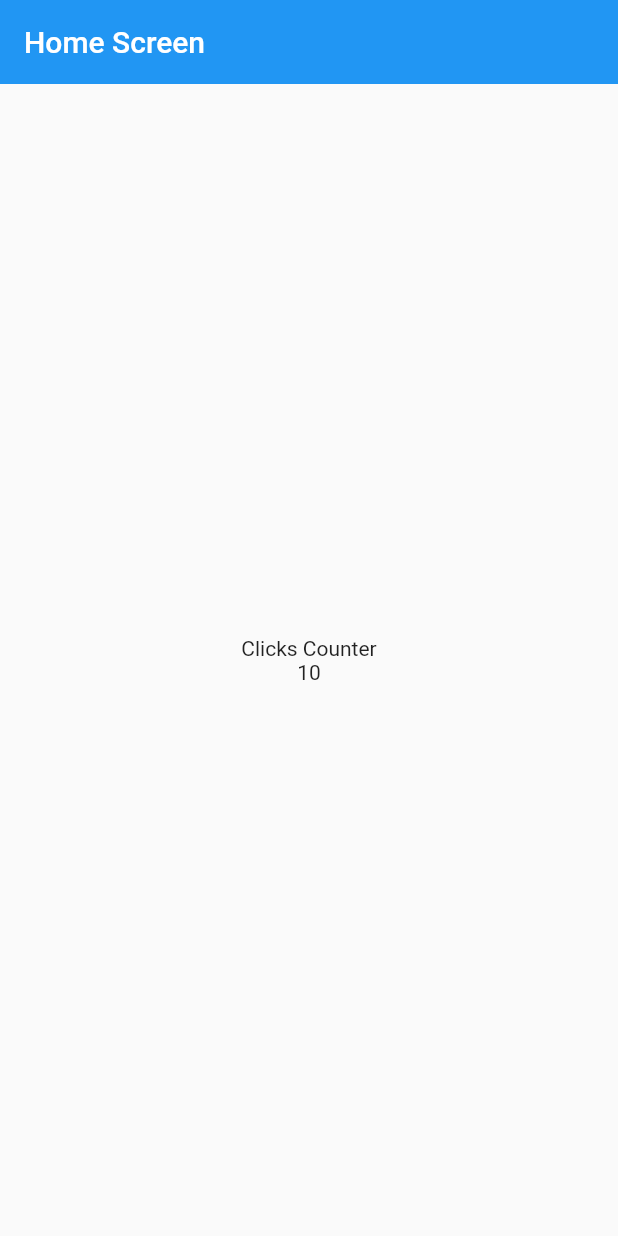
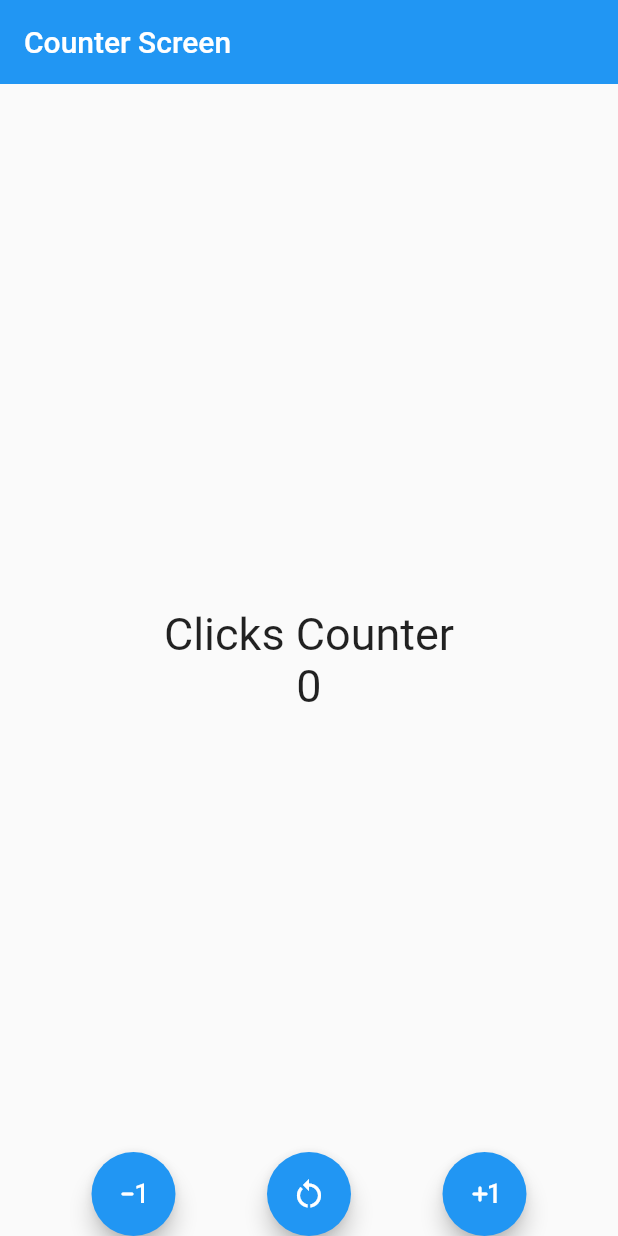
Before and after one commit to frannasich/Counter-App, a Flutter app: the screen it shows after launch, on a phone screen of 412 x 824 dp. Run offline on Flutter 3.47's test engine with Material 2 defaults, Android fonts, the phone set to English and light mode, and no system bars.

Commit message:
[FEATURE] Counter Screen (#1)
* added counter screen with buttons

* update readme

---------

Co-authored-by: Francisco <francisco.nasich@mercadolibre.com>

```diff
--- a/lib/main.dart
+++ b/lib/main.dart
@@ -1,4 +1,5 @@
 import 'package:flutter/material.dart';
+import 'package:flutter_application_1/screens/counter_screen.dart';
 import 'package:flutter_application_1/screens/home_screen.dart';
 
 void main() {
@@ -12,7 +13,7 @@ class MyApp extends StatelessWidget{
   Widget build(BuildContext context) {
     return const MaterialApp(
       debugShowCheckedModeBanner: false,
-      home: HomeScreen()
+      home: CounterScreen()
     );
   }
 
--- /dev/null
+++ b/lib/screens/counter_screen.dart
@@ -0,0 +1,73 @@
+
+import 'package:flutter/material.dart';
+
+class CounterScreen extends StatefulWidget {
+  const CounterScreen({super.key});
+
+  @override
+  State<CounterScreen> createState() => _CounterScreenState();
+}
+
+class _CounterScreenState extends State<CounterScreen> {
+
+  int counter = 0;
+
+  @override
+  Widget build(Object context) {
+    const fontSize30 = TextStyle(fontSize: 30);
+
+    return Scaffold(
+      appBar: AppBar(
+        title: const Text('Counter Screen'),
+        elevation: 0,
+      ),
+      body: Center(
+        child: Column(
+          mainAxisAlignment: MainAxisAlignment.center,
+          crossAxisAlignment: CrossAxisAlignment.center,
+          children: <Widget> [
+            const Text('Clicks Counter', style: fontSize30),
+            Text( '$counter' , style: fontSize30),
+          ],
+        ),
+      ),
+      floatingActionButtonLocation: FloatingActionButtonLocation.miniCenterDocked,
+      floatingActionButton: Row(
+        mainAxisAlignment: MainAxisAlignment.spaceEvenly,
+        children: [
+          FloatingActionButton(
+            child: const Icon(Icons.exposure_minus_1_rounded),
+            onPressed: () {
+              setState(() {
+                counter --;
+              });
+            }
+            ),
+
+            // const SizedBox(width: 20,),
+
+
+            FloatingActionButton(
+            child: const Icon(Icons.restart_alt),
+            onPressed: () {
+              setState(() {
+                counter = 0;
+              });
+            }
+            ),
+
+            // const SizedBox(width: 20,),
+
+            FloatingActionButton(
+            child: const Icon(Icons.exposure_plus_1_rounded),
+            onPressed: () {
+              setState(() {
+                counter ++;
+              });
+            }
+            )
+        ],
+      ),
+    );
+  }
+}
--- a/lib/screens/home_screen.dart
+++ b/lib/screens/home_screen.dart
@@ -6,6 +6,9 @@ class HomeScreen extends StatelessWidget {
 
   @override
   Widget build(Object context) {
+    const fontSize30 = TextStyle(fontSize: 30);
+    int counter = 0;
+
     return Scaffold(
       appBar: AppBar(
         title: const Text('Home Screen'),
@@ -15,12 +18,20 @@ class HomeScreen extends StatelessWidget {
         child: Column(
           mainAxisAlignment: MainAxisAlignment.center,
           crossAxisAlignment: CrossAxisAlignment.center,
-          children: const <Widget> [
-            Text('Clicks Counter'),
-            Text('10'),
+          children: <Widget> [
+            const Text('Clicks Counter', style: fontSize30),
+            Text( '$counter' , style: fontSize30),
           ],
         ),
-      )
+      ),
+      floatingActionButtonLocation: FloatingActionButtonLocation.miniCenterFloat,
+      floatingActionButton: FloatingActionButton(
+        child: const Icon(Icons.add),
+        onPressed: () {
+          counter += 1;
+          print(counter) ;
+        }
+        ),
     );
   }
 
```
